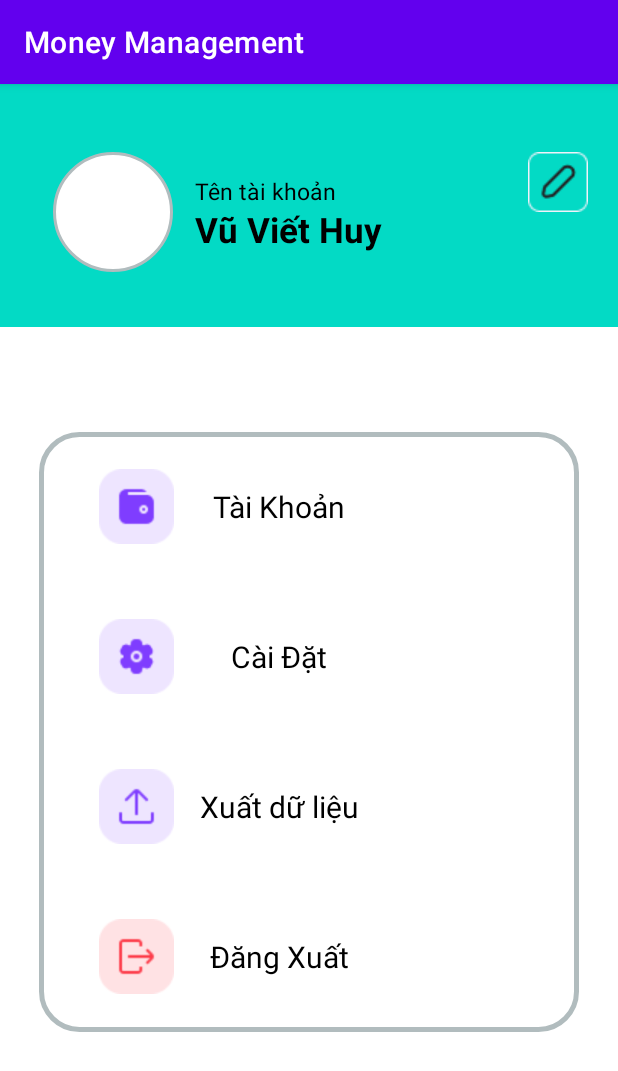
After one commit to nguyendinhduy13/Money-Management, an Android app: the ProfileActivity screen opened directly, with no data from a screen before it, on a phone screen of 412 x 824 dp. The commit adds this screen. Shown: the top 1071 px of the screen. Run offline under Robolectric (Android 15) with nearby library versions, the phone set to English and light mode, and no system bars.

```diff
--- /dev/null
+++ b/app/src/main/java/com/example/moneymanagement/ProfileActivity.java
@@ -0,0 +1,14 @@
+package com.example.moneymanagement;
+
+import androidx.appcompat.app.AppCompatActivity;
+
+import android.os.Bundle;
+
+public class ProfileActivity extends AppCompatActivity {
+
+    @Override
+    protected void onCreate(Bundle savedInstanceState) {
+        super.onCreate(savedInstanceState);
+        setContentView(R.layout.activity_profile);
+    }
+}
--- /dev/null
+++ b/app/src/main/res/drawable/layout_avt.xml
@@ -0,0 +1,7 @@
+<?xml version="1.0" encoding="UTF-8"?>
+<shape xmlns:android="http://schemas.android.com/apk/res/android">
+    <solid android:color="#FFFFFF"/>
+    <stroke android:width="2dp" android:color="#B1BCBE" />
+    <corners android:radius="360dp"/>
+    <padding android:left="0dp" android:top="0dp" android:right="0dp" android:bottom="0dp" />
+</shape>
--- /dev/null
+++ b/app/src/main/res/drawable/layout_bg_setting.xml
@@ -0,0 +1,7 @@
+<?xml version="1.0" encoding="UTF-8"?>
+<shape xmlns:android="http://schemas.android.com/apk/res/android">
+    <solid android:color="#FFFF"/>
+    <stroke android:width="3dp" android:color="#B1BCBE" />
+    <corners android:radius="25dp"/>
+    <padding android:left="0dp" android:top="0dp" android:right="0dp" android:bottom="0dp" />
+</shape>
--- /dev/null
+++ b/app/src/main/res/layout/activity_profile.xml
@@ -0,0 +1,170 @@
+<?xml version="1.0" encoding="utf-8"?>
+<LinearLayout
+    xmlns:android="http://schemas.android.com/apk/res/android"
+    xmlns:app="http://schemas.android.com/apk/res-auto"
+    xmlns:tools="http://schemas.android.com/tools"
+    android:layout_width="match_parent"
+    android:layout_height="match_parent"
+    android:orientation="vertical"
+    tools:context=".ProfileActivity">
+
+    <LinearLayout
+        android:layout_width="wrap_content"
+        android:layout_height="162dp"
+        android:background="@color/teal_200"
+        >
+        <RelativeLayout
+            android:layout_width="match_parent"
+            android:layout_height="100dp"
+            android:layout_marginTop="35dp"
+            >
+
+            <androidx.constraintlayout.utils.widget.ImageFilterView
+                android:layout_width="80dp"
+                android:layout_height="80dp"
+                android:layout_alignParentStart="true"
+                android:layout_alignParentTop="true"
+                android:layout_alignParentBottom="true"
+                android:layout_marginLeft="35dp"
+                android:layout_marginTop="10dp"
+                android:layout_marginBottom="10dp"
+                android:background="@drawable/layout_avt" />
+
+            <TextView
+                android:id="@+id/tv_ttk"
+                android:layout_width="wrap_content"
+                android:layout_height="wrap_content"
+                android:layout_marginLeft="130dp"
+                android:layout_marginTop="25dp"
+                android:text="Tên tài khoản"
+                android:textColor="@color/black"
+                android:textSize="15sp" />
+
+            <TextView
+                android:id="@+id/tv_name"
+                android:layout_width="wrap_content"
+                android:layout_height="wrap_content"
+                android:layout_marginLeft="130dp"
+                android:layout_marginTop="46dp"
+                android:text="Vũ Viết Huy"
+                android:textColor="@color/black"
+                android:textSize="23dp"
+                android:textStyle="bold" />
+
+            <ImageButton
+                android:layout_width="wrap_content"
+                android:layout_height="wrap_content"
+                android:layout_alignParentTop="true"
+                android:layout_alignParentEnd="true"
+                android:layout_alignParentBottom="true"
+                android:layout_marginTop="10dp"
+                android:layout_marginEnd="20dp"
+                android:layout_marginBottom="50dp"
+                android:background="@color/teal_200"
+                android:src="@drawable/ic_pencil" />
+        </RelativeLayout>
+    </LinearLayout>
+    <RelativeLayout
+        android:layout_gravity="center"
+        android:layout_width="360dp"
+        android:layout_height="400dp"
+        android:layout_marginTop="70dp"
+        android:background="@drawable/layout_bg_setting"
+        >
+
+        <LinearLayout
+            android:id="@+id/linear_tai_khoan"
+            android:layout_width="360dp"
+            android:layout_height="100dp">
+
+            <LinearLayout
+                android:layout_width="50dp"
+                android:layout_height="50dp"
+                android:layout_gravity="center"
+                android:layout_marginLeft="40dp"
+                android:background="@drawable/ic_cost_figma"></LinearLayout>
+
+            <TextView
+                android:layout_width="240dp"
+                android:layout_height="60dp"
+                android:layout_gravity="center"
+                android:gravity="center"
+                android:paddingRight="100dp"
+                android:text="Tài Khoản"
+                android:textColor="@color/black"
+                android:textSize="20dp" />
+        </LinearLayout>
+        <LinearLayout
+            android:id="@+id/linear_cai_dat"
+            android:layout_width="360dp"
+            android:layout_height="100dp"
+            android:layout_below="@+id/linear_tai_khoan"
+            >
+            <LinearLayout
+                android:layout_width="50dp"
+                android:layout_height="50dp"
+                android:layout_gravity="center"
+                android:layout_marginLeft="40dp"
+                android:background="@drawable/ic_setting_figma">
+            </LinearLayout>
+
+            <TextView
+                android:layout_width="240dp"
+                android:layout_height="60dp"
+                android:layout_gravity="center"
+                android:gravity="center"
+                android:paddingRight="100dp"
+                android:text="Cài Đặt"
+                android:textColor="@color/black"
+                android:textSize="20dp" />
+        </LinearLayout>
+        <LinearLayout
+            android:id="@+id/linear_xuat"
+            android:layout_width="360dp"
+            android:layout_height="100dp"
+            android:layout_below="@+id/linear_cai_dat"
+            >
+            <LinearLayout
+                android:layout_width="50dp"
+                android:layout_height="50dp"
+                android:layout_gravity="center"
+                android:layout_marginLeft="40dp"
+                android:background="@drawable/ic_forward_figma">
+            </LinearLayout>
+
+            <TextView
+                android:layout_width="240dp"
+                android:layout_height="60dp"
+                android:layout_gravity="center"
+                android:gravity="center"
+                android:paddingRight="100dp"
+                android:text="Xuất dữ liệu"
+                android:textColor="@color/black"
+                android:textSize="20dp" />
+        </LinearLayout>
+        <LinearLayout
+            android:id="@+id/linear_dang_xuat"
+            android:layout_width="360dp"
+            android:layout_height="100dp"
+            android:layout_below="@+id/linear_xuat"
+            >
+            <LinearLayout
+                android:layout_width="50dp"
+                android:layout_height="50dp"
+                android:layout_gravity="center"
+                android:layout_marginLeft="40dp"
+                android:background="@drawable/ic_logout_figma">
+            </LinearLayout>
+
+            <TextView
+                android:layout_width="240dp"
+                android:layout_height="60dp"
+                android:layout_gravity="center"
+                android:gravity="center"
+                android:paddingRight="100dp"
+                android:text="Đăng Xuất"
+                android:textColor="@color/black"
+                android:textSize="20dp" />
+        </LinearLayout>
+    </RelativeLayout>
+</LinearLayout>
--- a/app/src/main/res/values/colors.xml
+++ b/app/src/main/res/values/colors.xml
@@ -11,4 +11,5 @@
     <color name="red">#FD3C4A</color>
     <color name="linear">#fffae5</color>
     <color name="purple">#EEE5FF</color>
+    <color name="green">#00a859</color>
 </resources>
```
Also changed, not shown: app/src/main/AndroidManifest.xml (+9 -0 lines), app/src/main/java/com/example/moneymanagement/Financial_Report_Income.java (added, +14 -0 lines), app/src/main/java/com/example/moneymanagement/SettingActivity.java (added, +14 -0 lines), app/src/main/res/layout/activity_financial_report_income.xml (added, +77 -0 lines), app/src/main/res/layout/activity_login.xml (+9 -3 lines), app/src/main/res/layout/activity_setting.xml (added, +9 -0 lines), app/src/main/res/drawable/ic_cost_figma.png (added), app/src/main/res/drawable/ic_forward_figma.png (added), app/src/main/res/drawable/ic_logout_figma.png (added), app/src/main/res/drawable/ic_pencil.png (added), app/src/main/res/drawable/ic_setting_figma.png (added).
